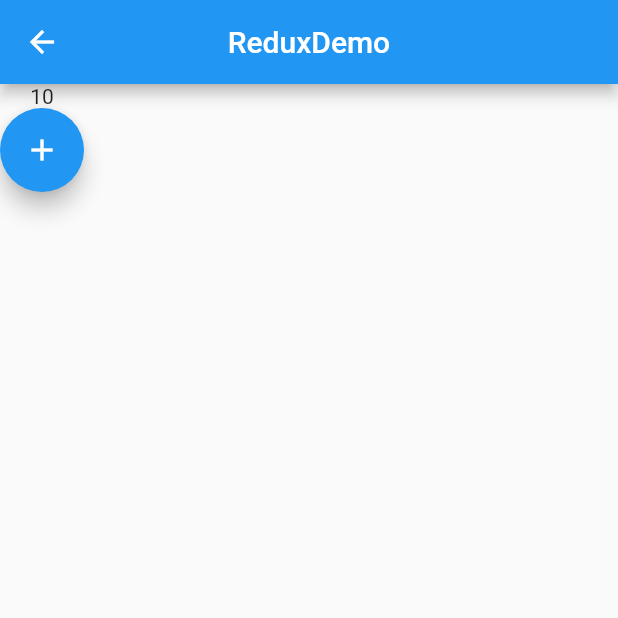
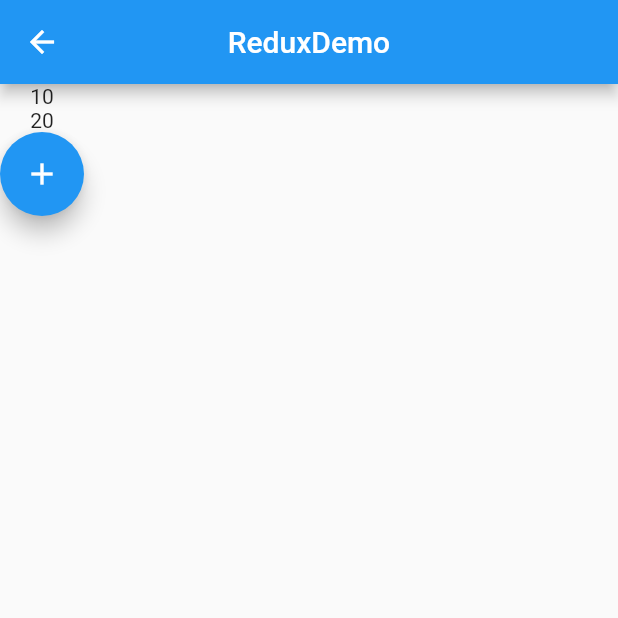
Before and after one commit to wangcheng319/WanAndroid-flutter, a Flutter app: the ReduxDemo screen opened by its route, after a tap on the "add" icon, on a phone screen of 412 x 824 dp, the top half of it. Run offline on Flutter 3.47's test engine with Material 2 defaults, Android fonts, the phone set to English and light mode, and no system bars; our stand-ins replace dio, event_bus, flutter_redux, flutter_swiper, redux, shared_preferences; missing offline and left inert: flutter_webview_plugin; accounts and stored records are empty; generated files the repository leaves out were written again; network calls fail; statements that could not run were skipped.

Commit message:
redux  多个action

```diff
--- a/wanandroid/lib/pages/redux_page.dart
+++ b/wanandroid/lib/pages/redux_page.dart
@@ -3,6 +3,7 @@ import 'package:flutter_redux/flutter_redux.dart';
 import 'package:wanandroid/store/app/AppState.dart';
 import 'package:wanandroid/store/modules/mainPage/action.dart';
 import 'package:wanandroid/store/modules/mainPage/state.dart';
+import 'package:wanandroid/store/modules/secondPage/action.dart';
 
 class ReduxDemo extends StatefulWidget {
   @override
@@ -21,12 +22,13 @@ class _ReduxDemoState extends State<ReduxDemo> {
         children: <Widget>[
           ///获取state数据
           Container(
-            child: StoreConnector<AppState, MainPageState>(
-              converter: (store) => store.state.mainPageState,
+            child: StoreConnector<AppState, AppState>(
+              converter: (store) => store.state,
               builder: (BuildContext context, vm) {
                 return Column(
                   children: <Widget>[
-                    Text(vm.counter.toString()),
+                    Text(vm.mainPageState.counter.toString()),
+                    Text(vm.secondPageState.counter.toString()),
                   ],
                 );
               },
@@ -37,7 +39,11 @@ class _ReduxDemoState extends State<ReduxDemo> {
           Container(
             child: StoreConnector<AppState, VoidCallback>(
               converter: (store) {
-                return () => store.dispatch(IncreaseAction(num: 10));
+//                return () => store.dispatch(IncreaseAction(num: 10));
+                return () {
+                  store.dispatch(IncreaseAction(num: 10));
+                  store.dispatch(SecondIncreaseAction(num: 20));
+                };
               },
               builder: (context, callback) {
                 return FloatingActionButton(
@@ -46,7 +52,7 @@ class _ReduxDemoState extends State<ReduxDemo> {
                 );
               },
             ),
-          )
+          ),
         ],
       ),
     );
--- a/wanandroid/lib/store/modules/secondPage/action.dart
+++ b/wanandroid/lib/store/modules/secondPage/action.dart
@@ -1 +1,4 @@
-class IncreaseAction {}
+class SecondIncreaseAction {
+  int num;
+  SecondIncreaseAction({this.num});
+}
--- a/wanandroid/lib/store/modules/secondPage/reducer.dart
+++ b/wanandroid/lib/store/modules/secondPage/reducer.dart
@@ -2,10 +2,10 @@ import 'package:redux/redux.dart';
 import 'package:wanandroid/store/modules/secondPage/action.dart';
 import 'package:wanandroid/store/modules/secondPage/state.dart';
 
-final secondPageReducer =
-    combineReducers<SecondPageState>([TypedReducer<SecondPageState, IncreaseAction>(_increase)]);
+final secondPageReducer = combineReducers<SecondPageState>(
+    [TypedReducer<SecondPageState, SecondIncreaseAction>(_increase)]);
 
-SecondPageState _increase(SecondPageState state, IncreaseAction action) {
-  state.counter += 1;
+SecondPageState _increase(SecondPageState state, SecondIncreaseAction action) {
+  state.counter += action.num;
   return state;
 }
```
